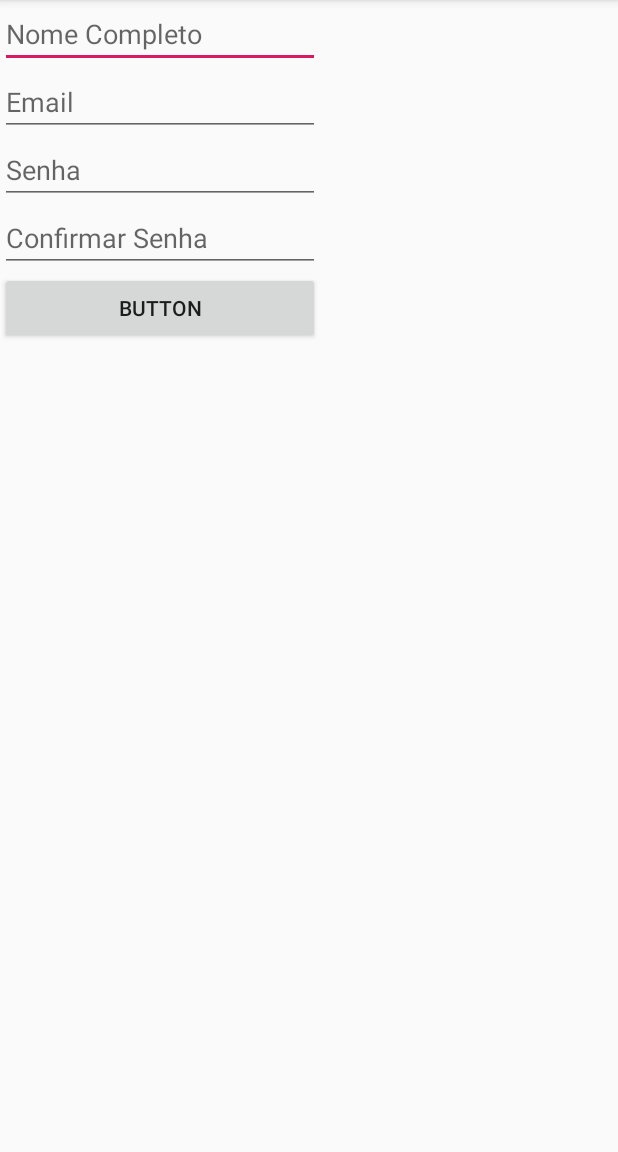
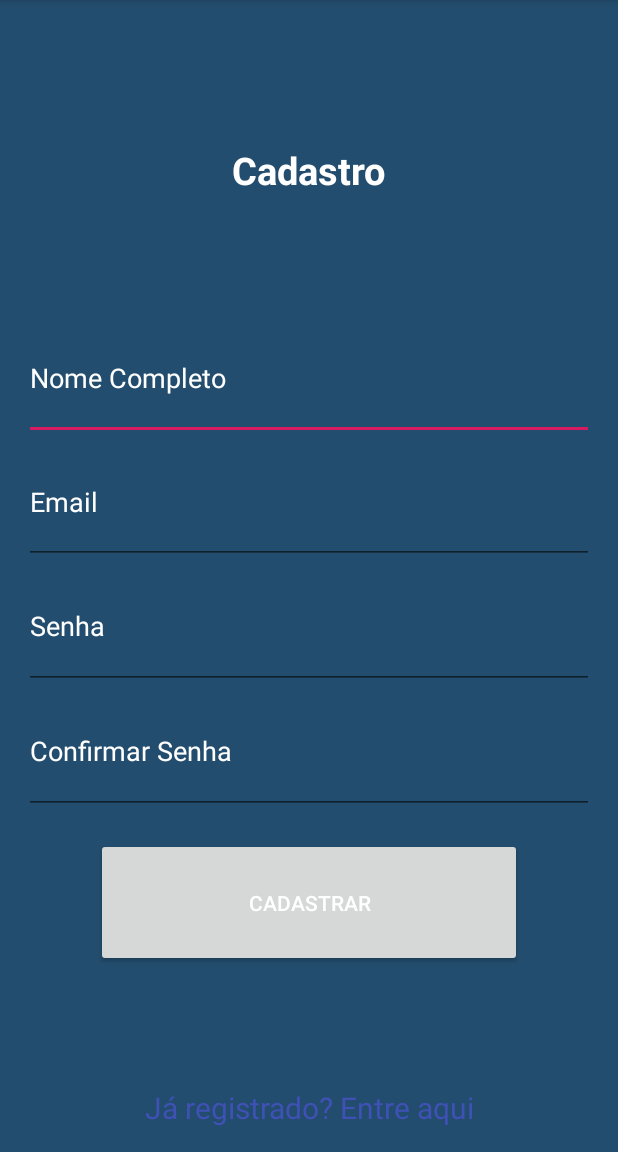
Before and after one commit to marioferreiraa/projeto-android, an Android app: the RegisterActivity screen opened directly, with no data from a screen before it, on a phone screen of 412 x 824 dp, the part 84-1236 px from its top. Run offline under Robolectric (Android 15) with nearby library versions, the phone set to English and light mode, and no system bars.

Commit message:
Alteração de Layout

```diff
--- a/my-bookcase/app/src/main/res/layout/activity_login.xml
+++ b/my-bookcase/app/src/main/res/layout/activity_login.xml
@@ -111,6 +111,7 @@
         app:layout_constraintHorizontal_bias="0.786"
         app:layout_constraintStart_toStartOf="parent"
         app:srcCompat="@drawable/logo"
-        tools:layout_editor_absoluteY="57dp" />
+        tools:layout_editor_absoluteY="57dp"
+        tools:ignore="MissingConstraints" />
 
 </android.support.constraint.ConstraintLayout>
--- a/my-bookcase/app/src/main/res/layout/activity_register.xml
+++ b/my-bookcase/app/src/main/res/layout/activity_register.xml
@@ -2,15 +2,35 @@
 <LinearLayout xmlns:android="http://schemas.android.com/apk/res/android"
     xmlns:app="http://schemas.android.com/apk/res-auto"
     xmlns:tools="http://schemas.android.com/tools"
-    android:layout_width="wrap_content"
-    android:layout_height="wrap_content"
+    android:layout_width="match_parent"
+    android:layout_height="match_parent"
+    android:background="#234D6E"
+    android:paddingLeft="16dp"
+    android:paddingRight="16dp"
+    android:paddingTop="16dp"
+    android:paddingBottom="16dp"
     android:orientation="vertical"
     tools:context=".data.RegisterActivity">
 
+    <TextView
+        android:id="@+id/loginscrn"
+        android:layout_width="wrap_content"
+        android:layout_height="wrap_content"
+        android:layout_marginTop="80dp"
+        android:textColor="@android:color/background_light"
+        android:textColorHint="@android:color/background_light"
+        android:text="Cadastro"
+        android:textSize="25dp"
+        android:textStyle="bold"
+        android:layout_gravity="center"/>
+
     <EditText
         android:id="@+id/editName"
-        android:layout_width="wrap_content"
+        android:layout_width="match_parent"
         android:layout_height="wrap_content"
+        android:textColor="@android:color/background_light"
+        android:textColorHint="@android:color/background_light"
+        android:layout_marginTop="80dp"
         android:layout_weight="1"
         android:ems="10"
         android:hint="Nome Completo"
@@ -18,8 +38,10 @@
 
     <EditText
         android:id="@+id/editEmail"
-        android:layout_width="wrap_content"
+        android:layout_width="match_parent"
         android:layout_height="wrap_content"
+        android:textColor="@android:color/background_light"
+        android:textColorHint="@android:color/background_light"
         android:layout_weight="1"
         android:ems="10"
         android:hint="Email"
@@ -29,6 +51,8 @@
         android:id="@+id/editPassword"
         android:layout_width="match_parent"
         android:layout_height="wrap_content"
+        android:textColor="@android:color/background_light"
+        android:textColorHint="@android:color/background_light"
         android:layout_weight="1"
         android:ems="10"
         android:hint="Senha"
@@ -38,6 +62,8 @@
         android:id="@+id/editConfirm"
         android:layout_width="match_parent"
         android:layout_height="wrap_content"
+        android:textColor="@android:color/background_light"
+        android:textColorHint="@android:color/background_light"
         android:layout_weight="1"
         android:ems="10"
         android:hint="Confirmar Senha"
@@ -47,6 +73,25 @@
         android:id="@+id/buttonRegister"
         android:layout_width="match_parent"
         android:layout_height="wrap_content"
+        android:textColor="@android:color/background_light"
+        android:textColorHint="@android:color/background_light"
+        android:layout_marginStart="48dp"
+        android:layout_marginTop="16dp"
+        android:layout_marginEnd="48dp"
+        android:layout_marginBottom="64dp"
         android:layout_weight="1"
-        android:text="Button" />
+        android:text="Cadastrar" />
+
+    <TextView android:id="@+id/lnkLogin"
+        android:layout_width="match_parent"
+        android:layout_height="wrap_content"
+        android:layout_marginStart="48dp"
+        android:layout_marginTop="16dp"
+        android:layout_marginEnd="48dp"
+        android:text="Já registrado? Entre aqui"
+        android:gravity="center"
+        android:textSize="20dp"
+        android:textColor="#3F51B5"
+        android:onClick="test"/>
+
 </LinearLayout>
```
